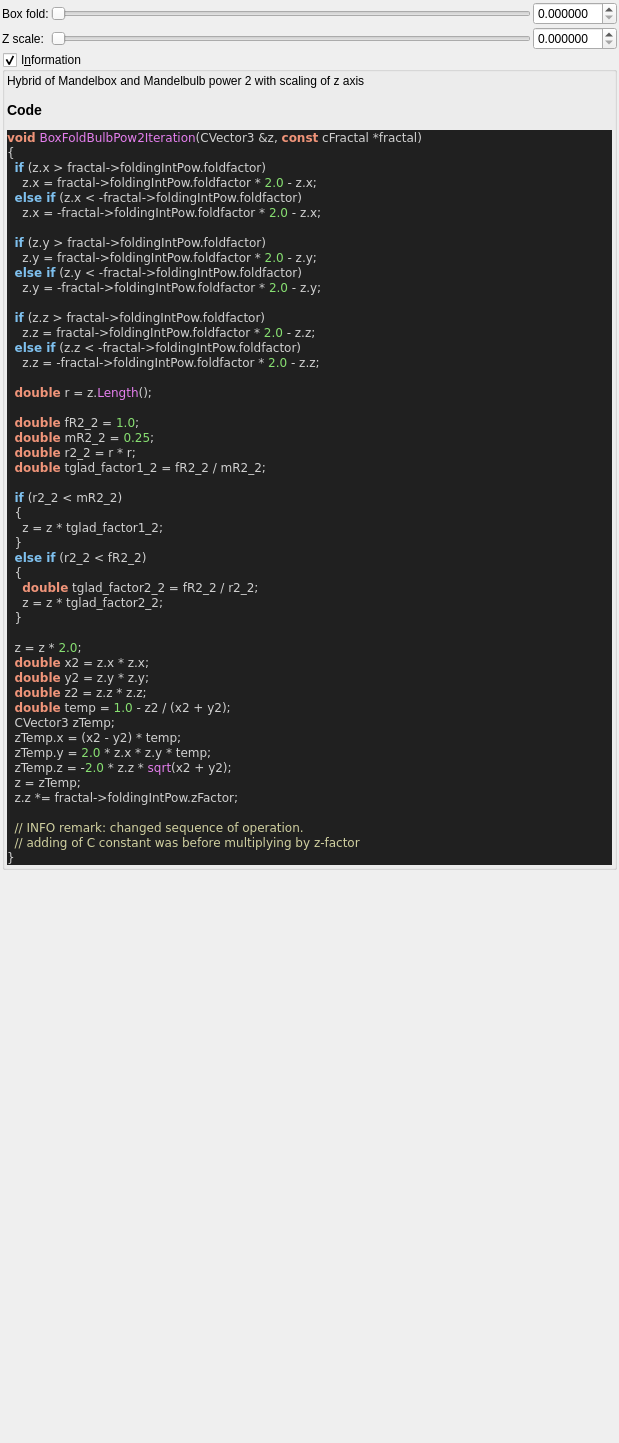
Qt form mandelbulber2/qt_data/fractal_boxfold_bulbpow2.ui (buddhi1980/mandelbulber2) before a commit.
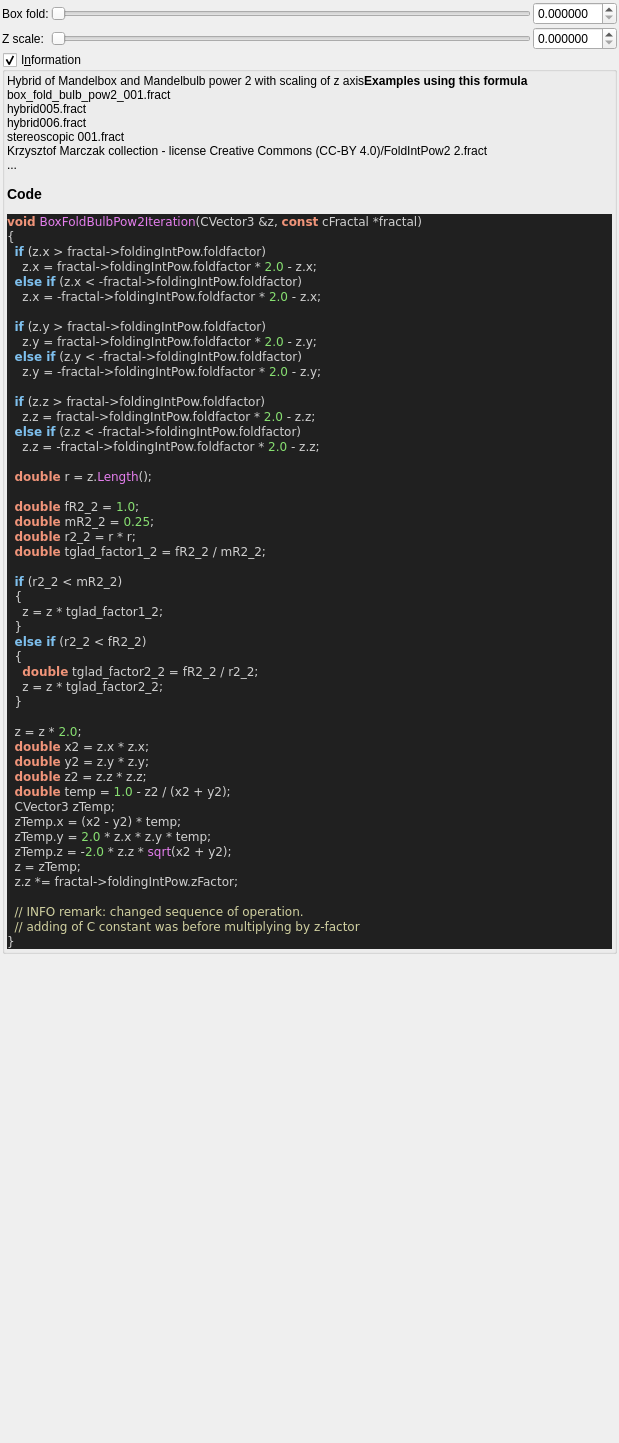
The same form after that commit. Custom widgets are drawn as their Qt base class.

Commit message:
ui information - added example occurrences
now every formula, which is used in an example file, will display a list
of the example files in the information box. A maximum of 5 occurences is
displayed.
The script also outputs, which formulas do not yet have any example
files.

The edit to the form file:
```diff
--- a/mandelbulber2/qt_data/fractal_boxfold_bulbpow2.ui
+++ b/mandelbulber2/qt_data/fractal_boxfold_bulbpow2.ui
@@ -182,7 +182,7 @@
         <property name="text">
          <string>&lt;p&gt;Hybrid of Mandelbox and Mandelbulb power 2 with scaling of z axis&lt;/p&gt;&lt;table&gt;
 &lt;/table&gt;
-&lt;h3&gt;Code&lt;/h3&gt;
+&lt;b&gt;Examples using this formula&lt;/b&gt;&lt;br&gt;box_fold_bulb_pow2_001.fract&lt;br&gt;hybrid005.fract&lt;br&gt;hybrid006.fract&lt;br&gt;stereoscopic 001.fract&lt;br&gt;Krzysztof Marczak collection - license Creative Commons (CC-BY 4.0)/FoldIntPow2 2.fract&lt;br&gt;...&lt;h3&gt;Code&lt;/h3&gt;
 &lt;body style=&quot;background-color:#202020&quot;&gt;
 &lt;pre style=&quot;color:#d0d0d0; background-color:#202020;  font-family:'Courier New',monospace;&quot;&gt;&lt;span style=&quot;color:#f09479; font-weight:bold&quot;&gt;void&lt;/span&gt; &lt;span style=&quot;color:#e47eed&quot;&gt;BoxFoldBulbPow2Iteration&lt;/span&gt;&lt;span style=&quot;color:#d0d0d0&quot;&gt;(&lt;/span&gt;CVector3 &lt;span style=&quot;color:#d0d0d0&quot;&gt;&amp;amp;&lt;/span&gt;z&lt;span style=&quot;color:#d0d0d0&quot;&gt;,&lt;/span&gt; &lt;span style=&quot;color:#f09479; font-weight:bold&quot;&gt;const&lt;/span&gt; cFractal &lt;span style=&quot;color:#d0d0d0&quot;&gt;*&lt;/span&gt;fractal&lt;span style=&quot;color:#d0d0d0&quot;&gt;)&lt;/span&gt;
 &lt;span style=&quot;color:#d0d0d0&quot;&gt;{&lt;/span&gt;
```
The commit also changes 59 other files.
